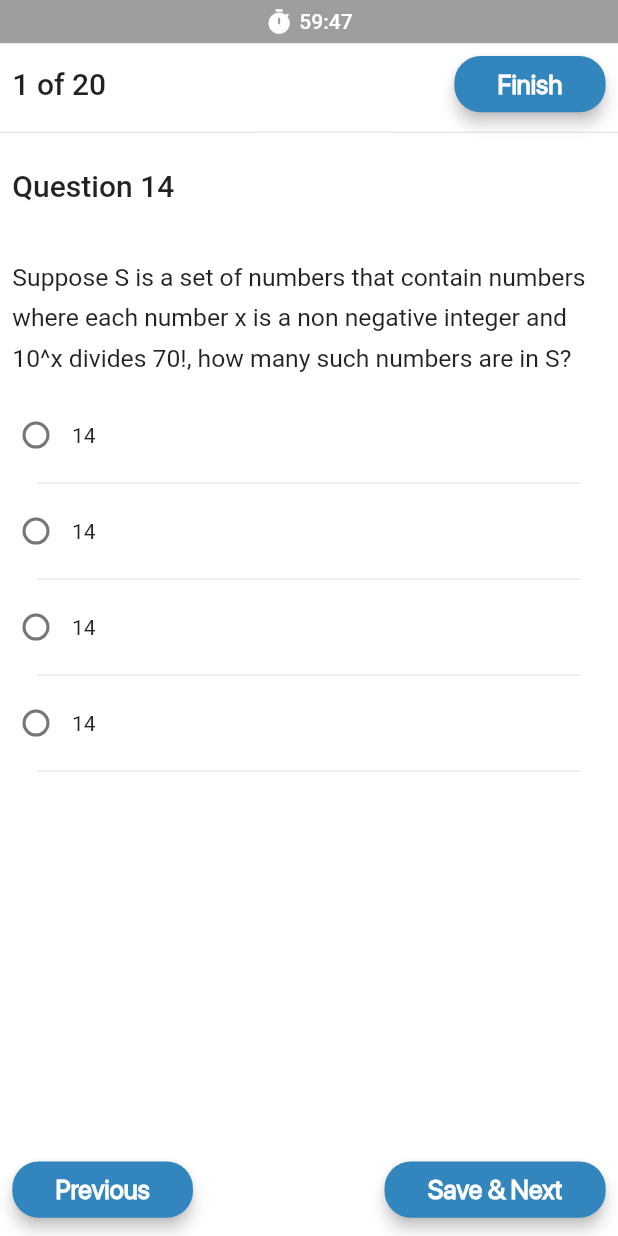
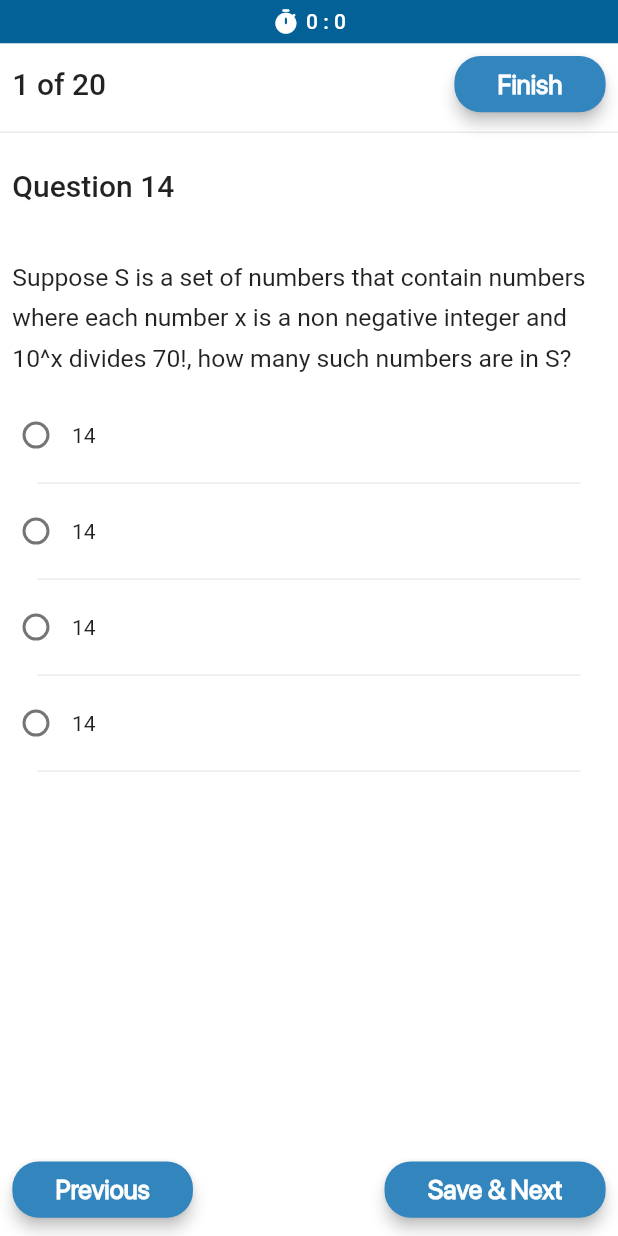
Before and after one commit to dscnitrourkela/project-maple, a Flutter app: the QuizView screen opened directly, on a phone screen of 412 x 824 dp. Run offline on Flutter 3.47's test engine with Material 2 defaults, Android fonts, the phone set to English and light mode, and no system bars; our stand-ins replace firebase_auth, firebase_core, firebase_messaging, flutter_markdown, flutter_svg, font_awesome_flutter and 4 more; missing offline and left inert: flutter_text_drawable; accounts and stored records are empty.

Commit message:
Make Quiz Timer functionable, add documentation

```diff
--- a/aptiche/lib/widgets/quiz/quiz_timer.dart
+++ b/aptiche/lib/widgets/quiz/quiz_timer.dart
@@ -1,7 +1,9 @@
 import 'package:aptiche/utils/ui_scaling.dart';
+import 'package:aptiche/views/quiz/quiz_controller.dart';
 import 'package:flutter/material.dart';
+import 'package:get/state_manager.dart';
 
-class QuizTimer extends StatelessWidget {
+class QuizTimer extends GetView<QuizController> {
   const QuizTimer({
     Key? key,
   }) : super(key: key);
@@ -9,7 +11,7 @@ class QuizTimer extends StatelessWidget {
   @override
   Widget build(BuildContext context) {
     return Container(
-      color: Colors.grey,
+      color: Theme.of(context).accentColor,
       height: SizeConfig.safeBlockVertical! * 3.5,
       child: Row(
         mainAxisAlignment: MainAxisAlignment.center,
@@ -22,12 +24,14 @@ class QuizTimer extends StatelessWidget {
           SizedBox(
             width: SizeConfig.safeBlockHorizontal! * 1,
           ),
-          Text(
-            '59:47',
-            style: Theme.of(context)
-                .textTheme
-                .bodyText1!
-                .copyWith(color: Colors.white),
+          Obx(
+            () => Text(
+              '${controller.timeout.value.inMinutes.remainder(60)} : ${controller.timeout.value.inSeconds.remainder(60)}',
+              style: Theme.of(context)
+                  .textTheme
+                  .bodyText1!
+                  .copyWith(color: Colors.white),
+            ),
           ),
         ],
       ),
```
Also changed, not shown: aptiche/lib/views/quiz/quiz_controller.dart (+34 -0 lines).
